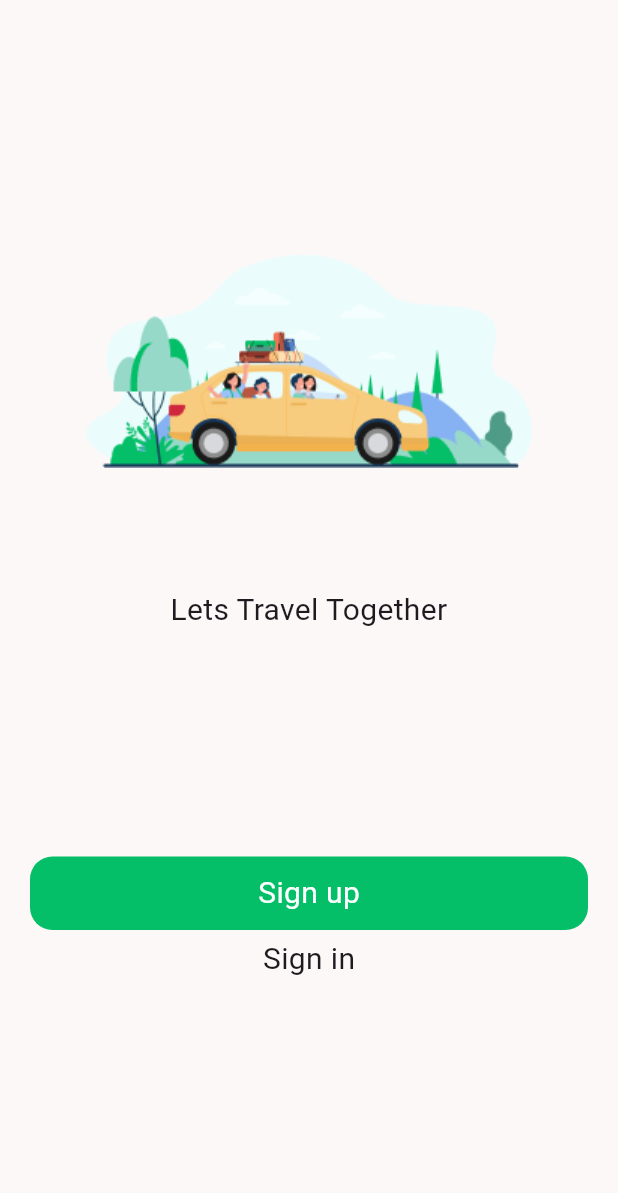
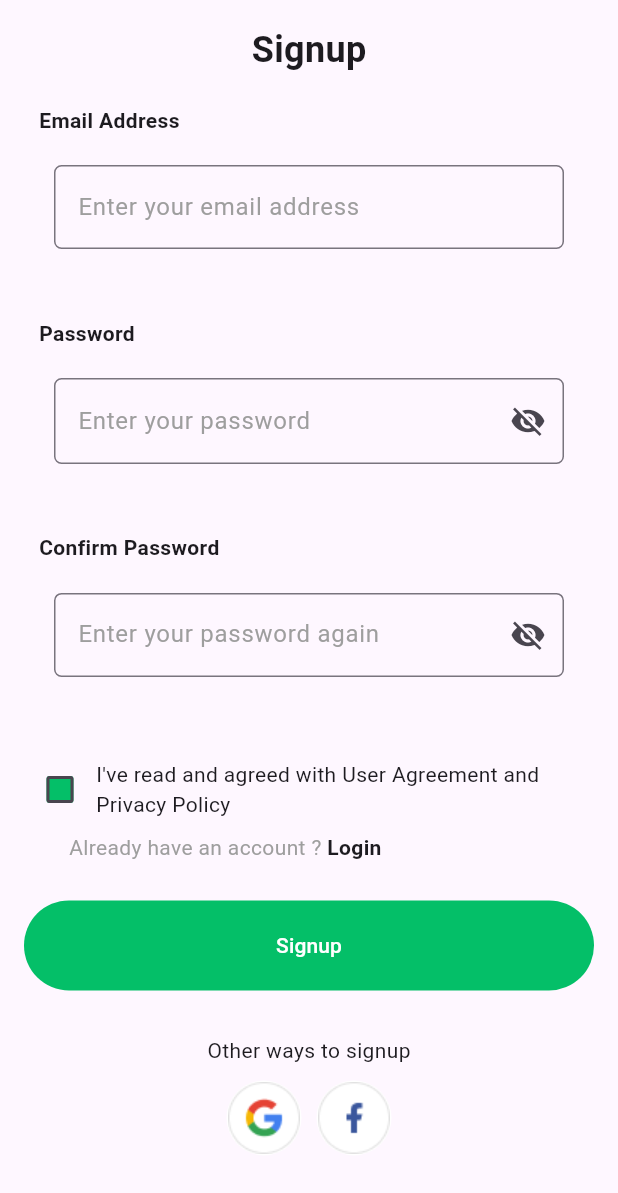
Before and after one commit to codexharoon/GoVolunteer, a Flutter app: the screen it shows after launch, after a tap on "Sign up", on a phone screen of 412 x 824 dp. Shown: the top 1193 px of the screen. Run offline on Flutter 3.47's test engine with Material 3 defaults, Android fonts, the light colour scheme and no system bars; our stand-ins replace firebase_core; accounts and stored records are empty.

Commit message:
Added the login and signup screen with extensive frontend UI and error handling to avoid inconsitency

```diff
--- a/lib/screens/auth_screen.dart
+++ b/lib/screens/auth_screen.dart
@@ -1,4 +1,6 @@
 import 'package:flutter/material.dart';
+import 'package:go_volunteer/screens/login.dart';
+import 'package:go_volunteer/screens/signup.dart';
 
 class AuthScreen extends StatelessWidget {
   const AuthScreen({super.key});
@@ -24,7 +26,9 @@ class AuthScreen extends StatelessWidget {
             ),
             const SizedBox(height: 150),
             GestureDetector(
-              onTap: () {},
+              onTap: () {
+                Navigator.push(context, MaterialPageRoute(builder: (builder) => Signup()));
+              },
               child: Container(
                 margin: const EdgeInsets.only(left: 20, right: 20),
                 padding: const EdgeInsets.all(10),
@@ -42,7 +46,9 @@ class AuthScreen extends StatelessWidget {
             ),
             const SizedBox(height: 5),
             GestureDetector(
-              onTap: () {},
+              onTap: () {
+                 Navigator.push(context, MaterialPageRoute(builder: (builder) => Login()));
+              },
               child: const SizedBox(
                 width: double.infinity,
                 child: Center(
--- /dev/null
+++ b/lib/screens/signup.dart
@@ -0,0 +1,363 @@
+import 'package:flutter/material.dart';
+import 'package:go_volunteer/screens/login.dart';
+
+class Signup extends StatefulWidget {
+  const Signup({super.key});
+
+  @override
+  State<Signup> createState() => _SignupState();
+}
+
+class _SignupState extends State<Signup> {
+  final TextEditingController emailController = TextEditingController();
+  final TextEditingController passwordController = TextEditingController();
+  final TextEditingController confirmPasswordController = TextEditingController();
+
+  String email = '';
+  String password = '';
+  String confirmPassword = '';
+
+  bool _isPasswordVisible = false;
+  bool _isConfirmPasswordVisible = false;
+  bool _isAgreedTerms = false;
+  String errorText = '';
+  String passwordStrength = '';
+  String emailValidator = '';
+  String passwordLength = '';
+
+  final RegExp emailRegex = RegExp(
+    r'^[\w-\.]+@([\w-]+\.)+[\w-]{2,4}$',
+    caseSensitive: false,
+    multiLine: false,
+  );
+
+  void onSignUpButtonHandler() {
+    setState(() {
+      email = emailController.text;
+      password = passwordController.text;
+      confirmPassword = confirmPasswordController.text;
+      emailValidator = '';
+      passwordLength = '';
+      errorText = '';
+    });
+
+    try {
+      if (email.isEmpty || password.isEmpty || confirmPassword.isEmpty || !_isAgreedTerms) {
+        setState(() {
+          errorText = 'All fields must be filled and agreed to the terms';
+        });
+        return;
+      }
+
+      if (password != confirmPassword) {
+        setState(() {
+          errorText = 'Password and confirm password must be the same';
+        });
+        return;
+      }
+
+      if (!emailRegex.hasMatch(email)) {
+        setState(() {
+          emailValidator = 'Invalid Email';
+        });
+      }
+
+      if (password.length < 8) {
+        setState(() {
+          passwordLength = 'Password length should be greater than 8';
+        });
+      }
+
+      if (emailValidator.isEmpty && passwordLength.isEmpty) {
+        setState(() {
+          emailController.clear();
+          passwordController.clear();
+          confirmPasswordController.clear();
+          errorText = '';
+          passwordStrength = '';
+          _isAgreedTerms = false;
+        });
+        Navigator.push(context, MaterialPageRoute(builder: (builder) => Login()));
+      }
+    } catch (e) {
+      print(e);
+    }
+  }
+
+  void updatePasswordStrength(String password) {
+    if (password.isEmpty) {
+      setState(() {
+        passwordStrength = '';
+      });
+      return;
+    }
+
+    bool hasNumber = password.contains(RegExp(r'\d'));
+    bool hasLetter = password.contains(RegExp(r'[a-zA-Z]'));
+    bool hasSpecialCharacters = password.contains(RegExp(r'[!@#$%^&*(),.?":{}|<>]'));
+
+    if (password.length >= 8 && hasNumber && hasLetter && hasSpecialCharacters) {
+      setState(() {
+        passwordStrength = 'Strong';
+      });
+    } else if (password.length >= 8 && (hasNumber || hasLetter)) {
+      setState(() {
+        passwordStrength = 'Medium';
+      });
+    } else {
+      setState(() {
+        passwordStrength = 'Weak';
+      });
+    }
+  }
+
+
+  @override
+  Widget build(BuildContext context) {
+    return Scaffold(
+      body: SingleChildScrollView(
+        child: Padding(
+          padding: const EdgeInsets.all(16.0),
+          child: Column(
+            crossAxisAlignment: CrossAxisAlignment.start,
+            mainAxisAlignment: MainAxisAlignment.center,
+            children: [
+              Row(
+                mainAxisAlignment: MainAxisAlignment.center,
+                children: [
+                  Text(
+                    'Signup',
+                    style: TextStyle(
+                      fontSize: 24,
+                      fontWeight: FontWeight.bold,
+                    ),
+                  ),
+                ],
+              ),
+              SizedBox(height: 20),
+              Padding(
+                padding: const EdgeInsets.only(left: 10.0),
+                child: Text(
+                  'Email Address',
+                  style: TextStyle(fontWeight: FontWeight.bold),
+                ),
+              ),
+              Padding(
+                padding: const EdgeInsets.all(20.0),
+                child: TextField(
+                  controller: emailController,
+                  decoration: InputDecoration(
+                    hintText: 'Enter your email address',
+                    hintStyle: TextStyle(color: Colors.grey),
+                    border: OutlineInputBorder(
+                      borderRadius: BorderRadius.circular(5.0),
+                      borderSide: BorderSide(
+                        width: 1.0,
+                        color: Colors.grey,
+                      ),
+                    ),
+                  ),
+                ),
+              ),
+             Padding(padding: EdgeInsets.only(left: 20.0,bottom: 5.0),
+              child: Text(emailValidator,style: TextStyle(color: Colors.red),) ,),
+              Padding(
+                padding: const EdgeInsets.only(left: 10.0),
+                child: Text(
+                  'Password',
+                  style: TextStyle(fontWeight: FontWeight.bold),
+                ),
+              ),
+              Padding(
+                padding: const EdgeInsets.all(20.0),
+                child: TextField(
+                  onChanged: (value) {
+                    updatePasswordStrength(value);
+                  },
+                  controller: passwordController,
+                  obscureText: !_isPasswordVisible,
+                  decoration: InputDecoration(
+                    hintText: 'Enter your password',
+                    suffixText: passwordStrength.isNotEmpty
+                        ? '($passwordStrength)'
+                        : '',
+                    hintStyle: TextStyle(color: Colors.grey),
+                    border: OutlineInputBorder(
+                      borderRadius: BorderRadius.circular(5.0),
+                      borderSide: BorderSide(
+                        width: 1.0,
+                        color: Colors.grey,
+                      ),
+                    ),
+                    suffixIcon: IconButton(
+                      icon: Icon(
+                        _isPasswordVisible
+                            ? Icons.visibility
+                            : Icons.visibility_off,
+                      ),
+                      onPressed: () {
+                        setState(() {
+                          _isPasswordVisible = !_isPasswordVisible;
+                        });
+                      },
+                    ),
+                  ),
+                ),
+              ),
+              Padding(padding: EdgeInsets.only(left: 20.0,bottom: 5.0),
+              child: Text(passwordLength,style: TextStyle(color: Colors.red),) ,),
+
+              Padding(
+                padding: const EdgeInsets.only(left: 10.0),
+                child: Text(
+                  'Confirm Password',
+                  style: TextStyle(fontWeight: FontWeight.bold),
+                ),
+              ),
+              Padding(
+                padding: const EdgeInsets.all(20.0),
+                child: TextField(
+                  controller: confirmPasswordController,
+                  obscureText: !_isConfirmPasswordVisible,
+                  decoration: InputDecoration(
+                    hintText: 'Enter your password again',
+                    hintStyle: TextStyle(color: Colors.grey),
+                    border: OutlineInputBorder(
+                      borderRadius: BorderRadius.circular(5.0),
+                      borderSide: BorderSide(
+                        width: 1.0,
+                        color: Colors.grey,
+                      ),
+                    ),
+                    suffixIcon: IconButton(
+                      icon: Icon(
+                        _isConfirmPasswordVisible
+                            ? Icons.visibility
+                            : Icons.visibility_off,
+                      ),
+                      onPressed: () {
+                        setState(() {
+                          _isConfirmPasswordVisible =
+                              !_isConfirmPasswordVisible;
+                        });
+                      },
+                    ),
+                  ),
+                ),
+              ),
+              Padding(
+                padding: const EdgeInsets.only(top: 10.0, left: 30.0),
+                child: Text(
+                  errorText,
+                  style: TextStyle(color: Colors.red),
+                ),
+              ),
+              Row(
+                children: [
+                  Checkbox(
+                    fillColor: MaterialStateProperty.all(Color(0xFF04BF68)),
+                    value: _isAgreedTerms,
+                    onChanged: (bool? value) {
+                      setState(() {
+                        _isAgreedTerms = value!;
+                      });
+                    },
+                  ),
+                  Expanded(
+                    child: GestureDetector(
+                      onTap: () {
+                        setState(() {
+                          _isAgreedTerms = !_isAgreedTerms;
+                        });
+                      },
+                      child: Text(
+                        "I've read and agreed with User Agreement and Privacy Policy",
+                      ),
+                    ),
+                  ),
+                ],
+              ),
+              Padding(
+                padding:
+                    const EdgeInsets.only(left: 30.0, top: 5.0, bottom: 5.0),
+                child: Row(
+                  children: [
+                    Text(
+                      'Already have an account ? ',
+                      style: TextStyle(color: Colors.grey),
+                    ),
+                    GestureDetector(
+                      onTap: () {
+                        Navigator.push(context,
+                            MaterialPageRoute(builder: (builder) => Login()));
+                      },
+                      child: Text(
+                        'Login',
+                        style: TextStyle(fontWeight: FontWeight.bold),
+                      ),
+                    )
+                  ],
+                ),
+              ),
+              Padding(
+                padding: EdgeInsets.only(top: 20.0, bottom: 20.0),
+                child: SizedBox(
+                    width: double.infinity,
+                    child: TextButton(
+                      onPressed: onSignUpButtonHandler,
+                      style: TextButton.styleFrom(
+                        backgroundColor: Color(0xFF04BF68),
+                        foregroundColor: Colors.white,
+                        padding: EdgeInsets.all(20.0),
+                      ),
+                      child: Text('Signup'),
+                    )),
+              ),
+              Center(
+                child: Column(
+                  children: [
+                    Padding(
+                      padding: EdgeInsets.only(top: 10.0),
+                      child: Text('Other ways to signup'),
+                    ),
+                    SizedBox(height: 10),
+                    Row(
+                      mainAxisAlignment: MainAxisAlignment.center,
+                      children: [
+                        Container(
+                          decoration: BoxDecoration(
+                            borderRadius: BorderRadius.circular(25),
+                          ),
+                          child: CircleAvatar(
+                            backgroundColor: Color(0xFFFFFFFF),
+                            radius: 25,
+                            child: Image.asset(
+                              'assets/images/google-icon.png',
+                            ),
+                          ),
+                        ),
+                        SizedBox(width: 10),
+                        Container(
+                          decoration: BoxDecoration(
+                            borderRadius: BorderRadius.circular(25),
+                          ),
+                          child: CircleAvatar(
+                            backgroundColor: Color(0xFFFFFFFF),
+                            radius: 25,
+                            child: Image.asset(
+                              'assets/images/facebook-icon.png',
+                            ),
+                          ),
+                        ),
+                      ],
+                    ),
+                  ],
+                ),
+              ),
+            ],
+          ),
+        ),
+      ),
+    );
+  }
+}
```
Also changed, not shown: lib/screens/login.dart (added, +252 -0 lines), assets/images/facebook-icon.png (added), assets/images/google-icon.png (added).
